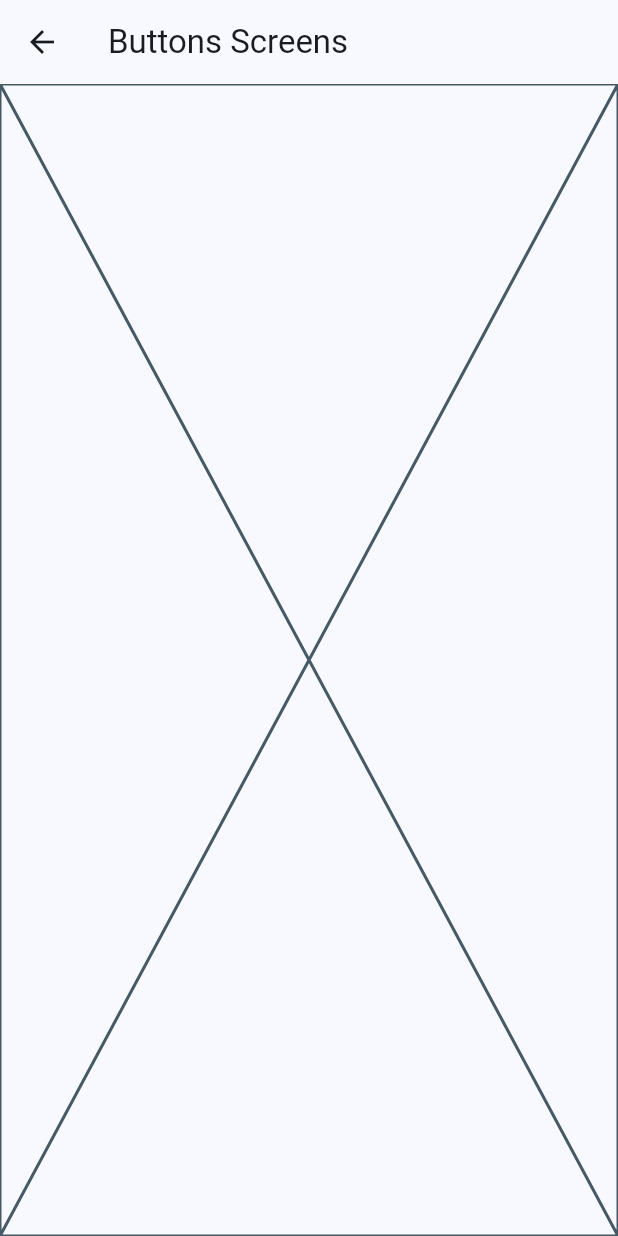
After one commit to hernanprovoste/widgets_app, a Flutter app: the screen it shows after launch, after a tap on "Botones", on a phone screen of 412 x 824 dp. The commit adds this screen. Run offline on Flutter 3.47's test engine with Material 2 defaults, Android fonts, the phone set to English and light mode, and no system bars; our stand-ins replace go_router.

Commit message:
home screen implemented and routes implemented

```diff
--- /dev/null
+++ b/lib/config/router/app_router.dart
@@ -0,0 +1,17 @@
+import 'package:go_router/go_router.dart';
+import 'package:widgets_app/presentation/screens/screens.dart';
+
+final appRouter = GoRouter(initialLocation: '/', routes: [
+  GoRoute(
+      path: '/',
+      name: HomeScreen.name,
+      builder: (context, state) => const HomeScreen()),
+  GoRoute(
+      path: '/buttons',
+      name: ButtonScreen.name,
+      builder: (context, state) => const ButtonScreen()),
+  GoRoute(
+      path: '/cards',
+      name: CardsScreen.name,
+      builder: (context, state) => const CardsScreen()),
+]);
--- a/lib/main.dart
+++ b/lib/main.dart
@@ -1,15 +1,17 @@
 import 'package:flutter/material.dart';
 import 'package:widgets_app/config/theme/app_theme.dart';
 import 'package:widgets_app/presentation/screens/home/home_screen.dart';
+
+import 'config/router/app_router.dart';
 
 void main() => runApp(MyApp());
 
 class MyApp extends StatelessWidget {
   @override
   Widget build(BuildContext context) {
-    return MaterialApp(
+    return MaterialApp.router(
+        routerConfig: appRouter,
         debugShowCheckedModeBanner: false,
-        theme: AppTheme(selectedColor: 0).getTheme(),
-        home: const HomeScreen());
+        theme: AppTheme(selectedColor: 0).getTheme());
   }
 }
--- /dev/null
+++ b/lib/presentation/screens/buttons/buttons_screen.dart
@@ -0,0 +1,19 @@
+import 'package:flutter/material.dart';
+
+class ButtonScreen extends StatelessWidget {
+
+  static const String name = 'buttons_screen';
+
+
+  const ButtonScreen({super.key});
+
+  @override
+  Widget build(BuildContext context) {
+    return Scaffold(
+      appBar: AppBar(
+        title: const Text('Buttons Screens'),
+      ),
+      body: const Placeholder(),
+    );
+  }
+}
--- a/lib/presentation/screens/home/home_screen.dart
+++ b/lib/presentation/screens/home/home_screen.dart
@@ -1,7 +1,11 @@
 import 'package:flutter/material.dart';
+import 'package:go_router/go_router.dart';
 import 'package:widgets_app/config/menu/menu_item.dart';
+// import 'package:widgets_app/presentation/screens/screens.dart';
 
 class HomeScreen extends StatelessWidget {
+  static const String name = 'home_screen';
+
   const HomeScreen({super.key});
 
   @override
@@ -51,6 +55,10 @@ class _CustomListTile extends StatelessWidget {
       subtitle: Text(menuItem.subTitle),
       onTap: () {
         //   TODO Navegar a otra pantalla
+        // Navigator.of(context).push(
+        //     MaterialPageRoute(builder: (context) => const ButtonScreen()));
+        context.push(menuItem.link);
+        // context.pushNamed(CardsScreen.name);
       },
     );
   }
--- /dev/null
+++ b/lib/presentation/screens/screens.dart
@@ -0,0 +1,3 @@
+export 'package:widgets_app/presentation/screens/buttons/buttons_screen.dart';
+export 'package:widgets_app/presentation/screens/cards/cards_screen.dart';
+export 'package:widgets_app/presentation/screens/home/home_screen.dart';
--- a/pubspec.yaml
+++ b/pubspec.yaml
@@ -35,6 +35,7 @@ dependencies:
   # The following adds the Cupertino Icons font to your application.
   # Use with the CupertinoIcons class for iOS style icons.
   cupertino_icons: ^1.0.2
+  go_router: ^10.0.0
 
 dev_dependencies:
   flutter_test:
```
Also changed, not shown: lib/presentation/screens/cards/cards_screen.dart (added, +19 -0 lines), pubspec.lock.
